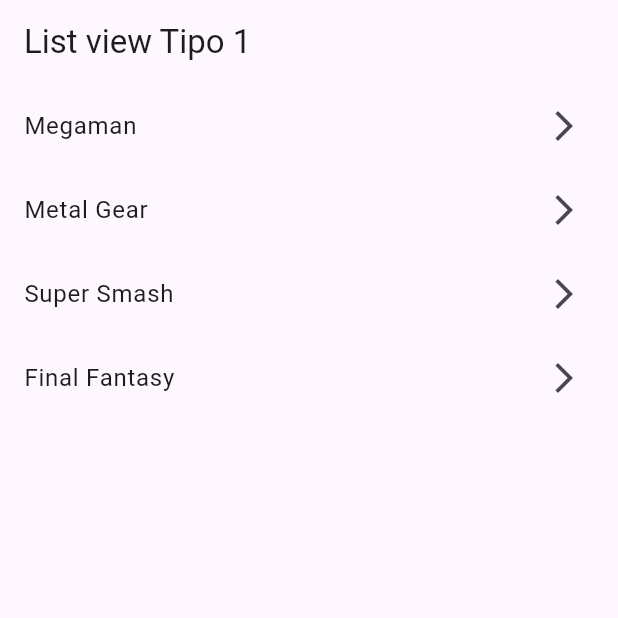
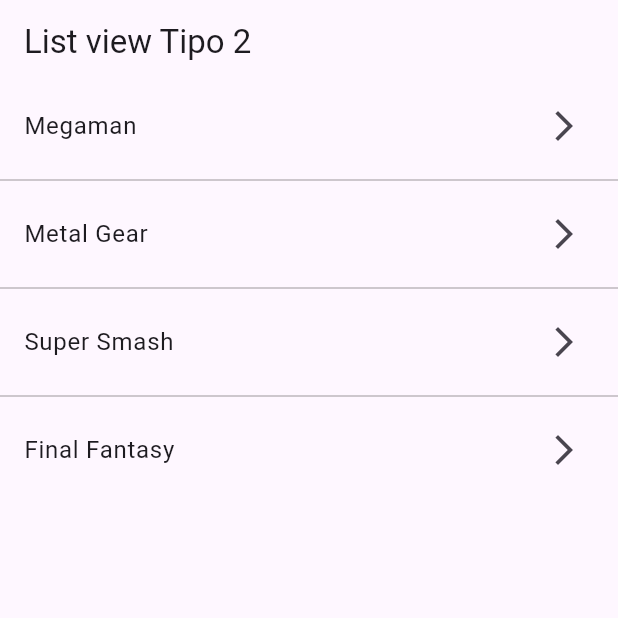
Before and after one commit to diagomezpa/seccion6-pruebascomponentes, a Flutter app: the screen it shows after launch, on a phone screen of 412 x 824 dp, the top half of it. Run offline on Flutter 3.47's test engine with Material 3 defaults, Android fonts, the light colour scheme and no system bars.

Commit message:
seccion 6 video 68 Listview: Builder y Separated

```diff
--- a/lib/main.dart
+++ b/lib/main.dart
@@ -1,5 +1,6 @@
 import 'package:flutter/material.dart';
 import 'package:seccion6_componentes/screens/listview1_screen.dart';
+import 'package:seccion6_componentes/screens/listview2_screen.dart';
 
 void main() => runApp(const MyApp());
 
@@ -10,7 +11,7 @@
   Widget build(BuildContext context) {
     return MaterialApp(
       title: 'Material App',
-      home: const Listview1Screen(),
+      home: const Listview2Screen(),
     );
   }
 }
--- /dev/null
+++ b/lib/screens/listview2_screen.dart
@@ -0,0 +1,32 @@
+import 'package:flutter/material.dart';
+
+class Listview2Screen extends StatelessWidget {
+
+  final options = const ['Megaman' ,'Metal Gear', 'Super Smash', 'Final Fantasy'];
+
+  const Listview2Screen({Key? key}) : super(key: key);
+
+  @override
+  Widget build(BuildContext context) {
+    return Scaffold(
+      appBar: AppBar(
+        title: Text('List view Tipo 2'),
+      ),
+      body: ListView.separated(
+        itemCount: options.length,
+        itemBuilder: (context, index) => ListTile(
+          title: Text(options[index]),
+          trailing: const Icon(Icons.arrow_forward_ios_outlined),
+          onTap: () {
+            final game = options[index];
+            print(game);
+          },
+        ),
+        separatorBuilder: (_, __) => const Divider( // Separador entre los items
+          color: Colors.black26,
+
+      ),
+      ),
+    );
+  }
+}
```
